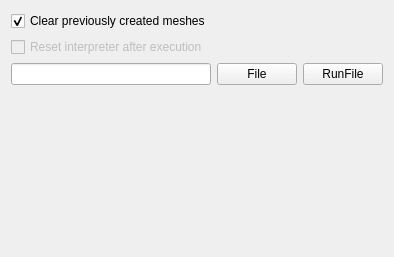
Above: toolbox.ui from TinyTinni/OF_Plugin-PyMesh before the change. Below: the same form after it.
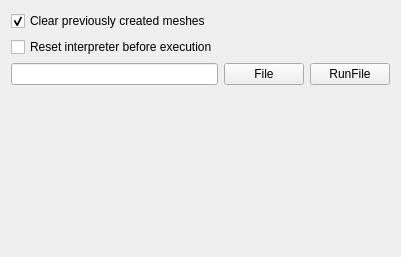
That is the form after the change.

Commit message: add interpreter reset functionality

What changed in the file:
```diff
--- a/toolbox.ui
+++ b/toolbox.ui
@@ -89,7 +89,7 @@
    <item row="1" column="0">
     <widget class="QCheckBox" name="cbReset">
      <property name="enabled">
-      <bool>false</bool>
+      <bool>true</bool>
      </property>
      <property name="statusTip">
       <string>&lt;i&gt;Not Implemented yet. &lt;/i&gt; Resets the Python interpreter. &lt;b&gt;Caution: &lt;/b&gt; Some extensions may not work properly if their initialization routine is called more than once; this can happen if an application calls Py_Initialize() and Py_Finalize() more than once.</string>
@@ -98,7 +98,7 @@
       <string>&lt;i&gt;Not Implemented yet. &lt;/i&gt; Resets the Python interpreter. &lt;b&gt;Caution: &lt;/b&gt; Some extensions may not work properly if their initialization routine is called more than once; this can happen if an application calls Py_Initialize() and Py_Finalize() more than once.</string>
      </property>
      <property name="text">
-      <string>Reset interpreter after execution</string>
+      <string>Reset interpreter before execution</string>
      </property>
      <property name="checked">
       <bool>false</bool>
```
The commit also changes 3 other files.
